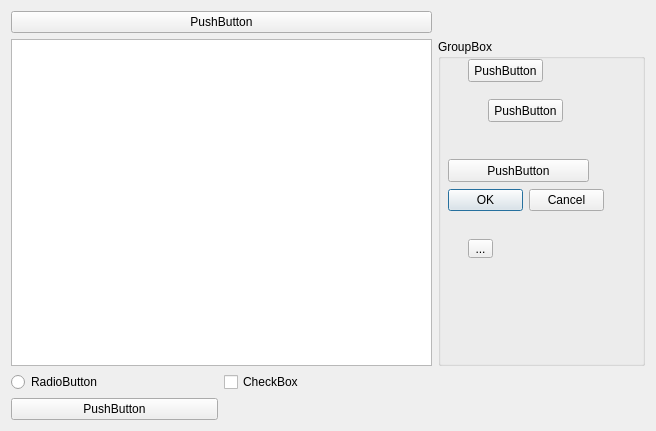
The window that przycisk/mainwindow.ui (cyniu88/QT_kurs) describes before a commit, drawn with Qt 5.
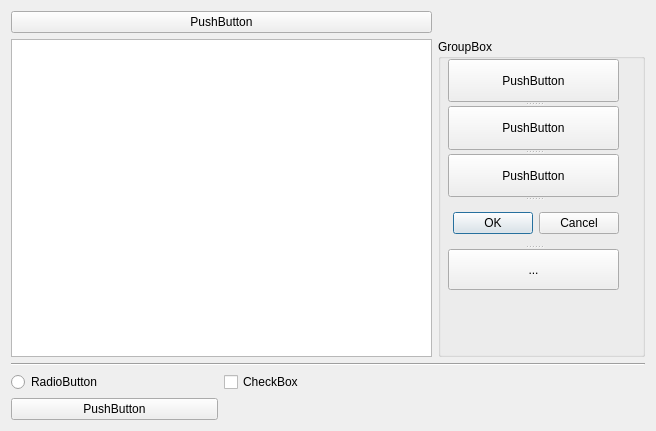
The same window after the commit.

The edit to the form file:
```diff
--- a/przycisk/mainwindow.ui
+++ b/przycisk/mainwindow.ui
@@ -11,10 +11,19 @@
    </rect>
   </property>
   <property name="windowTitle">
-   <string>MainWindow</string>
+   <string>koza</string>
   </property>
   <property name="windowOpacity">
-   <double>0.500000000000000</double>
+   <double>1.950000000000000</double>
+  </property>
+  <property name="toolButtonStyle">
+   <enum>Qt::ToolButtonFollowStyle</enum>
+  </property>
+  <property name="dockNestingEnabled">
+   <bool>true</bool>
+  </property>
+  <property name="unifiedTitleAndToolBarOnMac">
+   <bool>true</bool>
   </property>
   <widget class="QWidget" name="centralWidget">
    <layout class="QGridLayout" name="gridLayout">
@@ -26,71 +35,44 @@
       <property name="title">
        <string>GroupBox</string>
       </property>
-      <widget class="QPushButton" name="pushButton_3">
+      <widget class="QSplitter" name="splitter">
        <property name="geometry">
         <rect>
-         <x>30</x>
+         <x>10</x>
          <y>20</y>
-         <width>75</width>
-         <height>23</height>
+         <width>171</width>
+         <height>231</height>
         </rect>
        </property>
+       <property name="orientation">
+        <enum>Qt::Vertical</enum>
+       </property>
+       <widget class="QPushButton" name="pushButton_3">
        <property name="text">
         <string>PushButton</string>
        </property>
       </widget>
       <widget class="QPushButton" name="pushButton_4">
-       <property name="geometry">
-        <rect>
-         <x>50</x>
-         <y>60</y>
-         <width>75</width>
-         <height>23</height>
-        </rect>
-       </property>
        <property name="text">
         <string>PushButton</string>
        </property>
       </widget>
       <widget class="QPushButton" name="pushButton_5">
-       <property name="geometry">
-        <rect>
-         <x>10</x>
-         <y>120</y>
-         <width>141</width>
-         <height>23</height>
-        </rect>
-       </property>
        <property name="text">
         <string>PushButton</string>
        </property>
       </widget>
-      <widget class="QToolButton" name="toolButton">
-       <property name="geometry">
-        <rect>
-         <x>30</x>
-         <y>200</y>
-         <width>25</width>
-         <height>19</height>
-        </rect>
-       </property>
-       <property name="text">
-        <string>...</string>
-       </property>
-      </widget>
       <widget class="QDialogButtonBox" name="buttonBox">
-       <property name="geometry">
-        <rect>
-         <x>10</x>
-         <y>150</y>
-         <width>156</width>
-         <height>23</height>
-        </rect>
-       </property>
        <property name="standardButtons">
         <set>QDialogButtonBox::Cancel|QDialogButtonBox::Ok</set>
        </property>
       </widget>
+       <widget class="QToolButton" name="toolButton">
+        <property name="text">
+         <string>...</string>
+        </property>
+       </widget>
+      </widget>
      </widget>
     </item>
     <item row="0" column="0" colspan="2">
@@ -100,27 +82,34 @@
       </property>
      </widget>
     </item>
-    <item row="2" column="1">
+    <item row="3" column="1">
      <widget class="QCheckBox" name="checkBox">
       <property name="text">
        <string>CheckBox</string>
       </property>
      </widget>
     </item>
-    <item row="2" column="0">
+    <item row="3" column="0">
      <widget class="QRadioButton" name="radioButton">
       <property name="text">
        <string>RadioButton</string>
       </property>
      </widget>
     </item>
-    <item row="3" column="0">
+    <item row="4" column="0">
      <widget class="QPushButton" name="pushButton_2">
       <property name="text">
        <string>PushButton</string>
       </property>
      </widget>
     </item>
+    <item row="2" column="0" colspan="3">
+     <widget class="Line" name="line">
+      <property name="orientation">
+       <enum>Qt::Horizontal</enum>
+      </property>
+     </widget>
+    </item>
    </layout>
   </widget>
  </widget>
```
Lines whose indentation alone changed are shown as unchanged.
